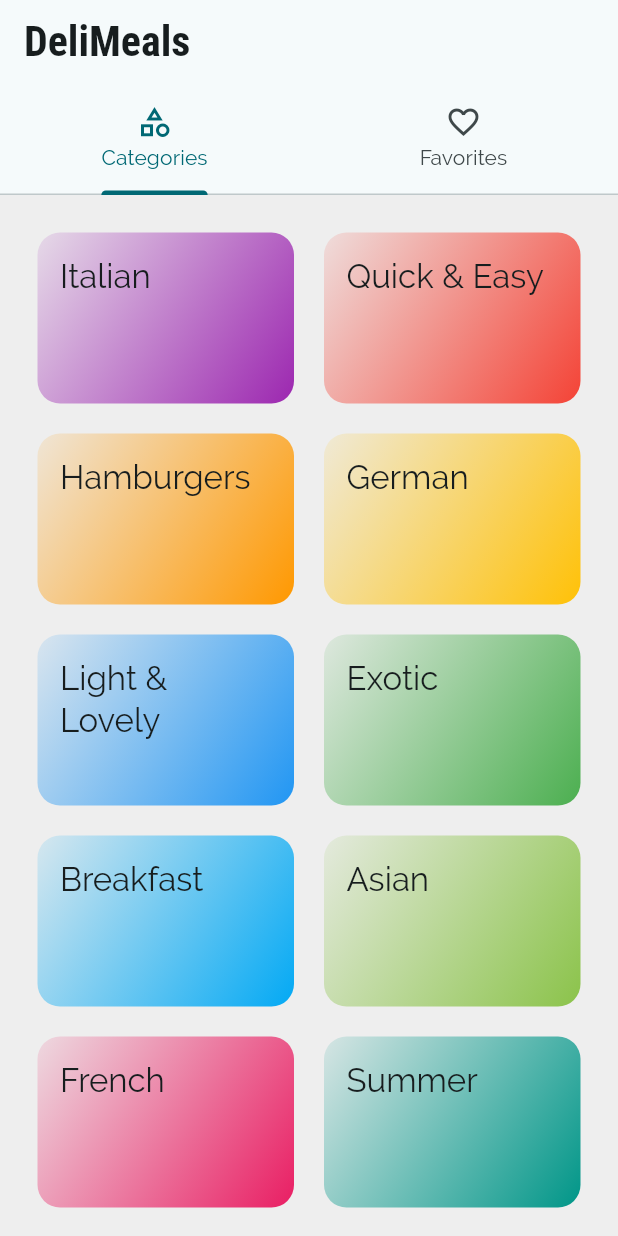
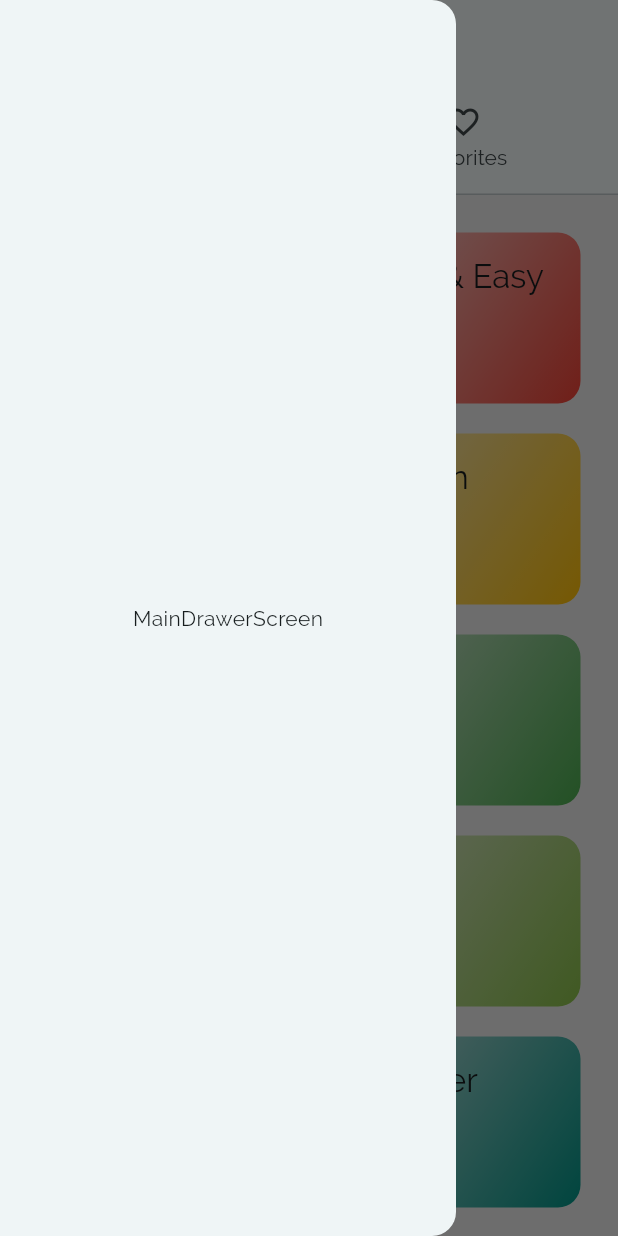
Before and after one commit to RimidalU/deli_meals_list, a Flutter app: the screen it shows after launch, with the side drawer open (before the commit the screen has no drawer), on a phone screen of 412 x 824 dp. Run offline on Flutter 3.47's test engine with Material 2 defaults, Android fonts, the light colour scheme and no system bars.

Commit message:
feat: implement base MainDrawerScreen widget

```diff
--- /dev/null
+++ b/lib/features/main_drawer/main_drawer.dart
@@ -0,0 +1 @@
+export './view/view.dart';
--- /dev/null
+++ b/lib/features/main_drawer/view/main_drawer_screen.dart
@@ -0,0 +1,14 @@
+import 'package:flutter/material.dart';
+
+class MainDrawerScreen extends StatelessWidget {
+  const MainDrawerScreen({super.key});
+
+  @override
+  Widget build(BuildContext context) {
+    return const Drawer(
+      child: Center(
+        child: Text('MainDrawerScreen'),
+      ),
+    );
+  }
+}
--- /dev/null
+++ b/lib/features/main_drawer/view/view.dart
@@ -0,0 +1 @@
+export './main_drawer_screen.dart';
--- a/lib/features/tabs/view/tabs_screen.dart
+++ b/lib/features/tabs/view/tabs_screen.dart
@@ -2,6 +2,7 @@ import 'package:flutter/material.dart';
 
 import '/features/categories/categories.dart';
 import '/features/favorites/favorites.dart';
+import '/features/main_drawer/main_drawer.dart';
 
 class TabsScreen extends StatelessWidget {
   const TabsScreen({super.key});
@@ -29,6 +30,7 @@ class TabsScreen extends StatelessWidget {
             FavoritesScreen(),
           ],
         ),
+        drawer: const MainDrawerScreen(),
       ),
     );
   }
```
